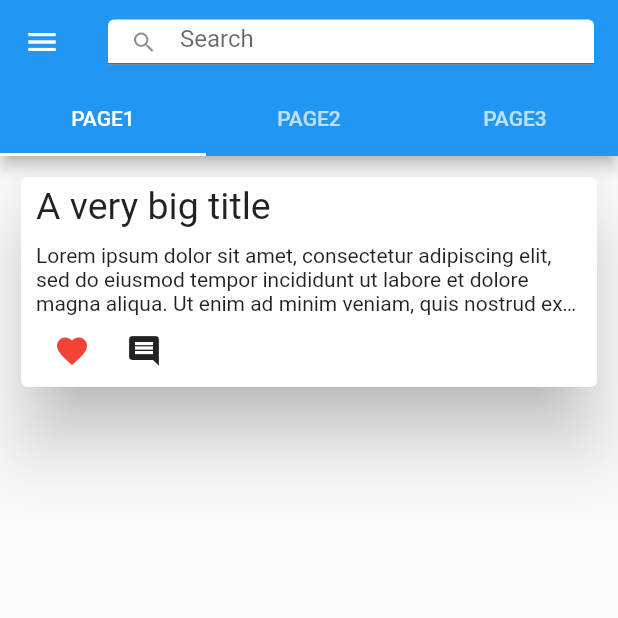
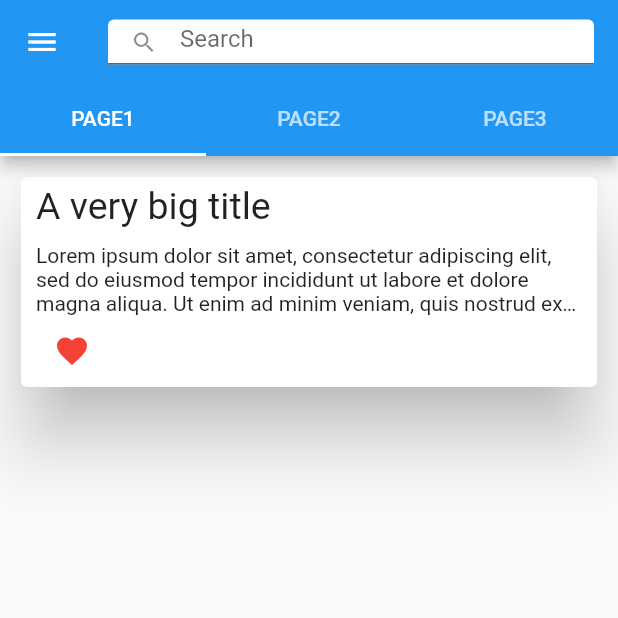
Before and after one commit to markoux/hackathonFlutter, a Flutter app: the screen it shows after launch, after a tap on the "favorite outline" icon, on a phone screen of 412 x 824 dp, the top half of it. Run offline on Flutter 3.47's test engine with Material 2 defaults, Android fonts, the phone set to English and light mode, and no system bars.

Commit message:
news feed

```diff
--- a/lib/news_feed_widget.dart
+++ b/lib/news_feed_widget.dart
@@ -67,13 +67,7 @@ class NewsFeedWidgetState extends State {
                           setState(() {
                             this._favourite = !this._favourite;
                           });
-                        },),
-                        IconButton(
-                          icon: Icon(
-                            Icons.comment,
-                          ),
-                          onPressed: () {},
-                        )
+                        },)
                       ],
                     )
                   ],
```
